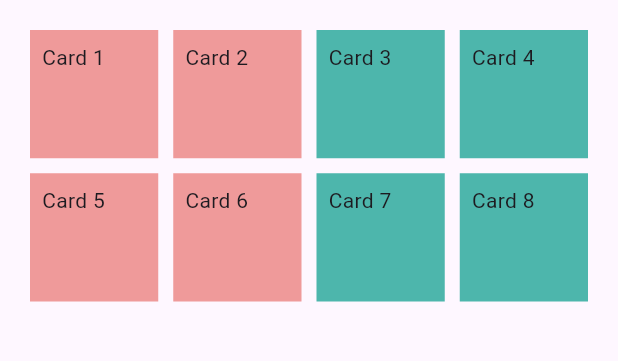
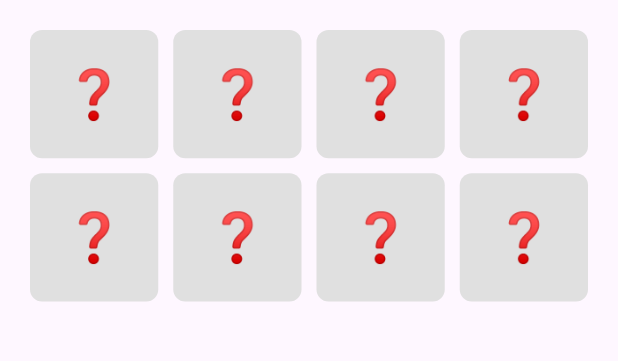
Before and after one commit to Ruhisawant/Card-Game-App, a Flutter app: the screen it shows after launch, on a phone screen of 412 x 824 dp, the part 84-445 px from its top. Run offline on Flutter 3.47's test engine with Material 3 defaults, Android fonts, the phone set to English and light mode, and no system bars.

```diff
--- a/lib/main.dart
+++ b/lib/main.dart
@@ -2,10 +2,47 @@ import 'package:flutter/material.dart';
 import 'package:provider/provider.dart';
 
 void main() {
-  runApp(const CardGameApp());
+  runApp(
+    ChangeNotifierProvider(
+      create: (context) => GameState(),
+      child: const CardGameApp(),
+    ),
+  );
 }
 
+// Card model class
+class CardModel {
+  final String front;
+  final String back;
+  bool isFaceUp;
 
+  CardModel({required this.front, required this.back, this.isFaceUp = false});
+
+  void flip() {
+    isFaceUp = !isFaceUp;
+  }
+}
+
+// Game state management with Provider
+class GameState with ChangeNotifier {
+  final List<CardModel> _cards = [
+    CardModel(front: '🐱', back: '❓'),
+    CardModel(front: '🐶', back: '❓'),
+    CardModel(front: '🐱', back: '❓'),
+    CardModel(front: '🐶', back: '❓'),
+    CardModel(front: '🐦', back: '❓'),
+    CardModel(front: '🐸', back: '❓'),
+    CardModel(front: '🐸', back: '❓'),
+    CardModel(front: '🐶', back: '❓'),
+  ];
+
+  List<CardModel> get cards => _cards;
+
+  void flipCard(int index) {
+    cards[index].flip();
+    notifyListeners();
+  }
+}
 
 class CardGameApp extends StatelessWidget {
   const CardGameApp({super.key});
@@ -37,72 +74,38 @@ class HomePageState extends State<HomePage> {
     return Scaffold(
       appBar: AppBar(
         backgroundColor: Theme.of(context).colorScheme.inversePrimary,
-
         title: Text(widget.title),
       ),
-      body: Center(
-        child: Column(
-          mainAxisAlignment: MainAxisAlignment.center,
-          children: <Widget>[
-            Expanded(child:
-              GridView.count(
-                primary: false,
-                padding: const EdgeInsets.all(20),
-                crossAxisSpacing: 10,
-                mainAxisSpacing: 10,
-                crossAxisCount: 4,
-                children: <Widget>[
-                  Container(
-                    padding: const EdgeInsets.all(8),
-                    color: Colors.red[200],
-                    child: const Text('Card 1'),
+      body: Consumer<GameState>(
+        builder: (context, gameState, child) {
+          return GridView.builder(
+            padding: const EdgeInsets.all(20),
+            gridDelegate: const SliverGridDelegateWithFixedCrossAxisCount(
+              crossAxisCount: 4,
+              crossAxisSpacing: 10,
+              mainAxisSpacing: 10,
+            ),
+            itemCount: gameState.cards.length,
+            itemBuilder: (context, index) {
+              final card = gameState.cards[index];
+              return GestureDetector(
+                onTap: () => gameState.flipCard(index),
+                child: Container(
+                  alignment: Alignment.center,
+                  decoration: BoxDecoration(
+                    color: card.isFaceUp ? Colors.blue[200] : Colors.grey[300],
+                    borderRadius: BorderRadius.circular(8),
                   ),
-                  Container(
-                    padding: const EdgeInsets.all(8),
-                    color: Colors.red[200],
-                    child: const Text('Card 2'),
+                  child: Text(
+                    card.isFaceUp ? card.front : card.back,
+                    style: TextStyle(fontSize: 32),
                   ),
-                  Container(
-                    padding: const EdgeInsets.all(8),
-                    color: Colors.teal[300],
-                    child: const Text('Card 3'),
-                  ),
-                  Container(
-                    padding: const EdgeInsets.all(8),
-                    color: Colors.teal[300],
-                    child: const Text('Card 4'),
-                  ),
-                  Container(
-                    padding: const EdgeInsets.all(8),
-                    color: Colors.red[200],
-                    child: const Text('Card 5'),
-                  ),
-                  Container(
-                    padding: const EdgeInsets.all(8),
-                    color: Colors.red[200],
-                    child: const Text('Card 6'),
-                  ),
-                  Container(
-                    padding: const EdgeInsets.all(8),
-                    color: Colors.teal[300],
-                    child: const Text('Card 7'),
-                  ),
-                  Container(
-                    padding: const EdgeInsets.all(8),
-                    color: Colors.teal[300],
-                    child: const Text('Card 8'),
-                  ),
-                ],
-              )
-            )
-          ],
-        ),
+                )
+              );
+            },
+          );
+        },
       ),
-      // floatingActionButton: FloatingActionButton(
-      //   onPressed: _incrementCounter,
-      //   tooltip: 'Increment',
-      //   child: const Icon(Icons.add),
-      // ),
     );
   }
 }
```
